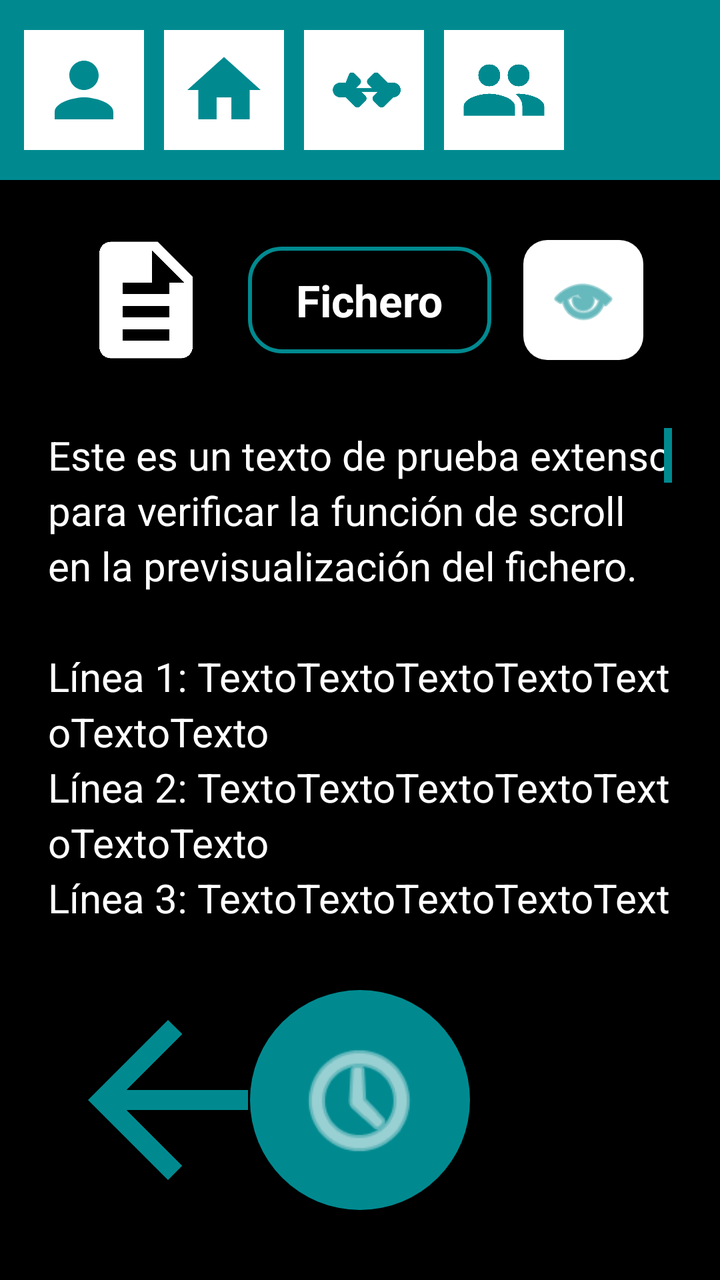
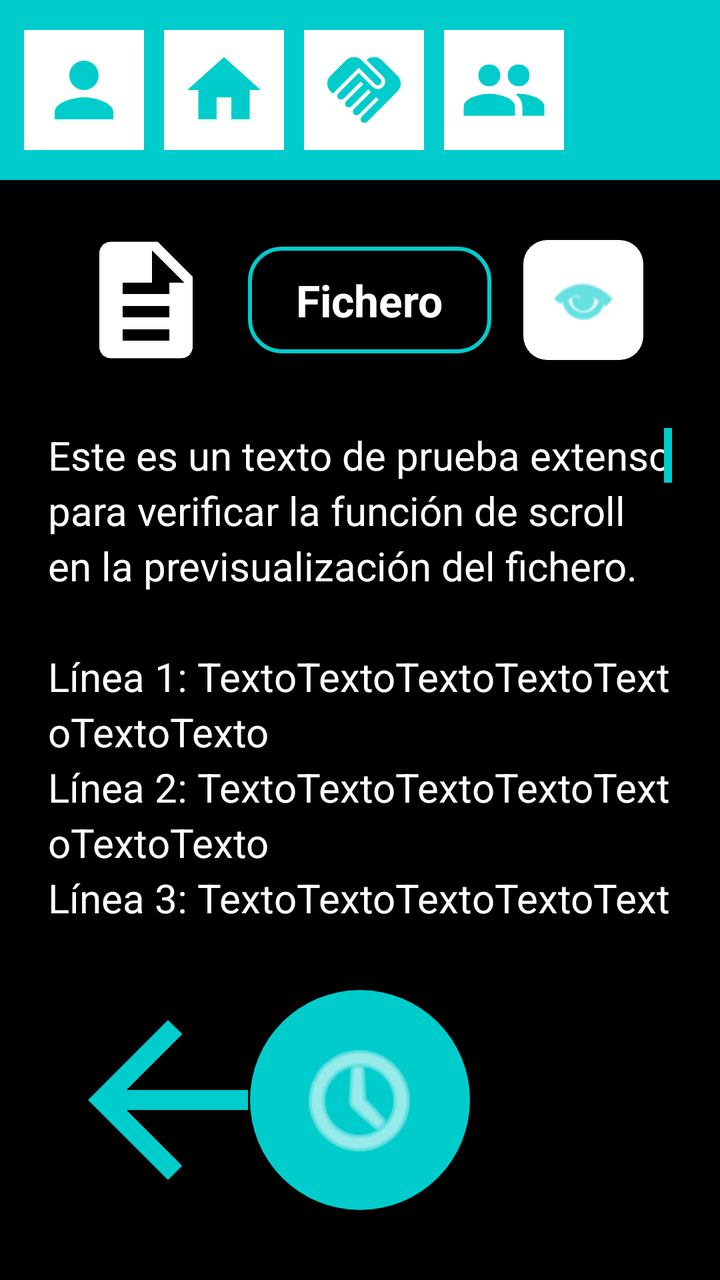

Two renders of the same Android screen: before a commit and after it. Below are the layout's source before the change and the commit's diff.
<!-- AndroidManifest.xml: application theme Theme.QuikFile -->
<!-- res/layout/activity_file_preview.xml -->
<?xml version="1.0" encoding="utf-8"?>
<androidx.constraintlayout.widget.ConstraintLayout xmlns:android="http://schemas.android.com/apk/res/android"
    xmlns:app="http://schemas.android.com/apk/res-auto"
    xmlns:tools="http://schemas.android.com/tools"
    android:layout_width="match_parent"
    android:layout_height="match_parent"
    android:background="@color/background_black"
    tools:context=".FilePreviewActivity">

    
    <LinearLayout
        android:id="@+id/topBar"
        android:layout_width="match_parent"
        android:layout_height="90dp"
        android:background="@color/blue_app"
        android:gravity="center_vertical"
        android:orientation="horizontal"
        android:paddingStart="12dp"
        android:paddingEnd="12dp"
        app:layout_constraintTop_toTopOf="parent">

        <ImageView
            android:id="@+id/btnSettingsTop"
            android:layout_width="60dp"
            android:layout_height="60dp"
            android:layout_marginEnd="10dp"
            android:background="@color/white"
            android:padding="8dp"
            android:src="@drawable/ic_person"
            app:tint="@color/blue_app" />

        <ImageView
            android:id="@+id/btnHomeTop"
            android:layout_width="60dp"
            android:layout_height="60dp"
            android:layout_marginEnd="10dp"
            android:background="@color/white"
            android:padding="8dp"
            android:src="@drawable/ic_home"
            app:tint="@color/blue_app" />

        <ImageView
            android:id="@+id/btnSharedTop"
            android:layout_width="60dp"
            android:layout_height="60dp"
            android:layout_marginEnd="10dp"
            android:background="@color/white"
            android:padding="8dp"
            android:src="@drawable/ic_handshake"
            app:tint="@color/blue_app" />

        <ImageView
            android:id="@+id/btnLoginTop"
            android:layout_width="60dp"
            android:layout_height="60dp"
            android:background="@color/white"
            android:padding="8dp"
            android:src="@drawable/ic_group"
            app:tint="@color/blue_app" />
    </LinearLayout>

    
    <LinearLayout
        android:id="@+id/headerContainer"
        android:layout_width="match_parent"
        android:layout_height="wrap_content"
        android:layout_marginTop="20dp"
        android:gravity="center"
        android:orientation="horizontal"
        android:paddingStart="24dp"
        android:paddingEnd="24dp"
        app:layout_constraintTop_toBottomOf="@id/topBar">

        <ImageView
            android:layout_width="70dp"
            android:layout_height="80dp"
            android:src="@drawable/ic_file"
            app:tint="@color/white" />

        <TextView
            android:id="@+id/tvFileName"
            android:layout_width="wrap_content"
            android:layout_height="wrap_content"
            android:layout_marginStart="16dp"
            android:background="@drawable/cancellation_box_border"
            android:paddingHorizontal="24dp"
            android:paddingVertical="12dp"
            android:text="Fichero"
            android:textColor="@color/white"
            android:textSize="22sp"
            android:textStyle="bold" />

        <ImageView
            android:layout_width="60dp"
            android:layout_height="60dp"
            android:layout_marginStart="16dp"
            android:background="@drawable/white_rounded_background"
            android:padding="12dp"
            android:src="@android:drawable/ic_menu_view"
            app:tint="@color/blue_app" />
    </LinearLayout>

    
    <ScrollView
        android:id="@+id/previewScroll"
        android:layout_width="match_parent"
        android:layout_height="0dp"
        android:layout_margin="24dp"
        android:scrollbars="vertical"
        android:fadeScrollbars="false"
        android:scrollbarThumbVertical="@color/blue_app"
        android:scrollbarSize="4dp"
        app:layout_constraintBottom_toTopOf="@id/bottomActions"
        app:layout_constraintTop_toBottomOf="@id/headerContainer">

        <TextView
            android:id="@+id/tvFileContent"
            android:layout_width="match_parent"
            android:layout_height="wrap_content"
            android:text="Este es un texto de prueba extenso para verificar la función de scroll en la previsualización del fichero.\n\nLínea 1: TextoTextoTextoTextoTextoTextoTexto\nLínea 2: TextoTextoTextoTextoTextoTextoTexto\nLínea 3: TextoTextoTextoTextoTextoTextoTexto\nLínea 4: TextoTextoTextoTextoTextoTextoTexto\nLínea 5: TextoTextoTextoTextoTextoTextoTexto\nLínea 6: TextoTextoTextoTextoTextoTextoTexto\nLínea 7: TextoTextoTextoTextoTextoTextoTexto\nLínea 8: TextoTextoTextoTextoTextoTextoTexto\nLínea 9: TextoTextoTextoTextoTextoTextoTexto\nLínea 10: TextoTextoTextoTextoTextoTextoTexto\nLínea 11: TextoTextoTextoTextoTextoTextoTexto\nLínea 12: TextoTextoTextoTextoTextoTextoTexto\nLínea 13: TextoTextoTextoTextoTextoTextoTexto\nLínea 14: TextoTextoTextoTextoTextoTextoTexto\nLínea 15: TextoTextoTextoTextoTextoTextoTexto\nLínea 16: TextoTextoTextoTextoTextoTextoTexto\nLínea 17: TextoTextoTextoTextoTextoTextoTexto\nLínea 18: TextoTextoTextoTextoTextoTextoTexto\nLínea 19: TextoTextoTextoTextoTextoTextoTexto\nLínea 20: TextoTextoTextoTextoTextoTextoTexto\nLínea 21: TextoTextoTextoTextoTextoTextoTexto\nLínea 22: TextoTextoTextoTextoTextoTextoTexto\nLínea 23: TextoTextoTextoTextoTextoTextoTexto\nLínea 24: TextoTextoTextoTextoTextoTextoTexto\nLínea 25: TextoTextoTextoTextoTextoTextoTexto\nLínea 26: TextoTextoTextoTextoTextoTextoTexto\nLínea 27: TextoTextoTextoTextoTextoTextoTexto\nLínea 28: TextoTextoTextoTextoTextoTextoTexto\nLínea 29: TextoTextoTextoTextoTextoTextoTexto\nLínea 30: TextoTextoTextoTextoTextoTextoTexto\nLínea 31: TextoTextoTextoTextoTextoTextoTexto\nLínea 32: TextoTextoTextoTextoTextoTextoTexto\nLínea 33: TextoTextoTextoTextoTextoTextoTexto\nLínea 34: TextoTextoTextoTextoTextoTextoTexto\nLínea 35: TextoTextoTextoTextoTextoTextoTexto\nLínea 36: TextoTextoTextoTextoTextoTextoTexto\nLínea 37: TextoTextoTextoTextoTextoTextoTexto\nLínea 38: TextoTextoTextoTextoTextoTextoTexto\nLínea 39: TextoTextoTextoTextoTextoTextoTexto\nLínea 40: Fin del documento de prueba."
            android:textColor="@color/white"
            android:textSize="20sp"
            android:lineSpacingExtra="4dp" />
    </ScrollView>

    
    <androidx.constraintlayout.widget.ConstraintLayout
        android:id="@+id/bottomActions"
        android:layout_width="match_parent"
        android:layout_height="wrap_content"
        android:layout_marginBottom="30dp"
        app:layout_constraintBottom_toBottomOf="parent">

        <ImageView
            android:id="@+id/btnBack"
            android:layout_width="120dp"
            android:layout_height="120dp"
            android:layout_marginStart="24dp"
            android:src="@drawable/ic_arrow_back"
            app:layout_constraintStart_toStartOf="parent"
            app:layout_constraintTop_toTopOf="parent"
            app:layout_constraintBottom_toBottomOf="parent"
            app:tint="@color/blue_app" />

        <ImageView
            android:id="@+id/btnHistory"
            android:layout_width="110dp"
            android:layout_height="110dp"
            android:background="@drawable/circle_cyan"
            android:padding="20dp"
            android:src="@android:drawable/ic_menu_recent_history"
            app:layout_constraintStart_toStartOf="parent"
            app:layout_constraintEnd_toEndOf="parent"
            app:layout_constraintTop_toTopOf="parent"
            app:layout_constraintBottom_toBottomOf="parent"
            app:tint="@color/white" />
    </androidx.constraintlayout.widget.ConstraintLayout>

</androidx.constraintlayout.widget.ConstraintLayout>
<!-- resources referenced by this layout -->
<resources>
  <color name="background_black">#000000</color>//si lo he puesto todo bien sobraria este
  <color name="blue_app">#008A90</color>
  <color name="white">#FFFFFFFF</color>
  <!-- drawable cancellation_box_border (drawable) -->
  <?xml version="1.0" encoding="utf-8"?>
  <shape xmlns:android="http://schemas.android.com/apk/res/android">
      <solid android:color="@android:color/transparent" />
      <stroke
          android:width="2dp"
          android:color="@color/blue_app" />
      <corners android:radius="16dp" />
  </shape>
  <!-- drawable circle_cyan (drawable) -->
  <?xml version="1.0" encoding="utf-8"?>
  <shape xmlns:android="http://schemas.android.com/apk/res/android"
      android:shape="oval">
      <solid android:color="@color/blue_app" />
  </shape>
  <!-- drawable ic_arrow_back (drawable) -->
  <vector xmlns:android="http://schemas.android.com/apk/res/android"
      android:width="24dp"
      android:height="24dp"
      android:viewportWidth="24"
      android:viewportHeight="24">
    <path
        android:fillColor="@color/black"
        android:pathData="M20,11H7.83l5.59,-5.59L12,4l-8,8 8,8 1.41,-1.41L7.83,13H20v-2z"/>
  </vector>
  <!-- drawable ic_file (drawable) -->
  <?xml version="1.0" encoding="utf-8"?>
  <vector xmlns:android="http://schemas.android.com/apk/res/android"
      android:width="24dp"
      android:height="24dp"
      android:viewportWidth="24"
      android:viewportHeight="24">
      <path
          android:fillColor="#FFFFFF"
          android:pathData="M14,2H6C4.9,2 4,2.9 4,4V20C4,21.1 4.9,22 6,22H18C19.1,22 20,21.1 20,20V8L14,2M13,9V3.5L18.5,9H13M16,19H8V17H16V19M16,15H8V13H16V15M16,11H8V9H16V11Z"/>
  </vector>
  <!-- drawable ic_handshake (drawable) -->
  <?xml version="1.0" encoding="utf-8"?>
  <vector xmlns:android="http://schemas.android.com/apk/res/android"
      android:width="24dp"
      android:height="24dp"
      android:viewportWidth="24"
      android:viewportHeight="24">
      <path
          android:fillColor="#000000"
          android:pathData="M22,12c0,-1.1 -0.9,-2 -2,-2h-1.5l-2.5,-2.5c-0.39,-0.39 -1.01,-0.39 -1.4,0l-1.5,1.5c-0.39,0.39 -0.39,1.01 0,1.4l1.1,1.1h-4.4l1.1,-1.1c0.39,-0.39 0.39,-1.01 0,-1.4l-1.5,-1.5c-0.39,-0.39 -1.01,-0.39 -1.4,0L7,10H5.5c-1.1,0 -2,0.9 -2,2s0.9,2 2,2h1.5l2.5,2.5c0.39,0.39 1.01,0.39 1.4,0l1.5,-1.5c0.39,-0.39 0.39,-1.01 0,-1.4l-1.1,-1.1h4.4l-1.1,1.1c-0.39,0.39 -0.39,1.01 0,1.4l1.5,1.5c0.39,0.39 1.01,0.39 1.4,0l2.5,-2.5H20c1.1,0 2,-0.9 2,-2z"/>
  </vector>
  <!-- drawable ic_home (drawable) -->
  <?xml version="1.0" encoding="utf-8"?>
  <vector xmlns:android="http://schemas.android.com/apk/res/android"
      android:width="24dp"
      android:height="24dp"
      android:viewportWidth="24"
      android:viewportHeight="24">
      <path
          android:fillColor="#000000"
          android:pathData="M10,20V14H14V20H19V12H22L12,3L2,12H5V20H10Z"/>
  </vector>
  <!-- drawable ic_person (drawable) -->
  <?xml version="1.0" encoding="utf-8"?>
  <vector xmlns:android="http://schemas.android.com/apk/res/android"
      android:width="24dp"
      android:height="24dp"
      android:viewportWidth="24"
      android:viewportHeight="24">
      <path
          android:fillColor="#000000"
          android:pathData="M12,12c2.21,0 4,-1.79 4,-4s-1.79,-4 -4,-4 -4,1.79 -4,4 1.79,4 4,4zM12,14c-2.67,0 -8,1.34 -8,4v2h16v-2c0,-2.66 -5.33,-4 -8,-4z"/>
  </vector>
  <!-- drawable white_rounded_background (drawable) -->
  <?xml version="1.0" encoding="utf-8"?>
  <shape xmlns:android="http://schemas.android.com/apk/res/android">
      <solid android:color="@color/white" />
      <corners android:radius="12dp" />
  </shape>
  <style name="Theme.QuikFile" parent="Base.Theme.QuikFile" />
  <color name="black">#FF000000</color>
  <style name="Base.Theme.QuikFile" parent="Theme.Material3.DayNight.NoActionBar">
          
          
      </style>
  <!-- unchanged entries left out for length: 1 -->
</resources>

<!-- the commit's change to res/layout/activity_file_preview.xml (unified diff, before → after) -->
@@ -4,7 +4,7 @@
     xmlns:tools="http://schemas.android.com/tools"
     android:layout_width="match_parent"
     android:layout_height="match_parent"
-    android:background="@color/background_black"
+    android:background="@color/black"
     tools:context=".FilePreviewActivity">
 
     
<!-- resource entries referenced after the edit -->
@@ -1,7 +1,6 @@
 <!-- resources referenced by this layout -->
 <resources>
-  <color name="background_black">#000000</color>//si lo he puesto todo bien sobraria este
-  <color name="blue_app">#008A90</color>
+  <color name="blue_app">#00CCCC</color>
   <color name="white">#FFFFFFFF</color>
   <!-- drawable cancellation_box_border (drawable) -->
   <?xml version="1.0" encoding="utf-8"?>
@@ -40,15 +39,10 @@
           android:pathData="M14,2H6C4.9,2 4,2.9 4,4V20C4,21.1 4.9,22 6,22H18C19.1,22 20,21.1 20,20V8L14,2M13,9V3.5L18.5,9H13M16,19H8V17H16V19M16,15H8V13H16V15M16,11H8V9H16V11Z"/>
   </vector>
   <!-- drawable ic_handshake (drawable) -->
-  <?xml version="1.0" encoding="utf-8"?>
-  <vector xmlns:android="http://schemas.android.com/apk/res/android"
-      android:width="24dp"
-      android:height="24dp"
-      android:viewportWidth="24"
-      android:viewportHeight="24">
-      <path
-          android:fillColor="#000000"
-          android:pathData="M22,12c0,-1.1 -0.9,-2 -2,-2h-1.5l-2.5,-2.5c-0.39,-0.39 -1.01,-0.39 -1.4,0l-1.5,1.5c-0.39,0.39 -0.39,1.01 0,1.4l1.1,1.1h-4.4l1.1,-1.1c0.39,-0.39 0.39,-1.01 0,-1.4l-1.5,-1.5c-0.39,-0.39 -1.01,-0.39 -1.4,0L7,10H5.5c-1.1,0 -2,0.9 -2,2s0.9,2 2,2h1.5l2.5,2.5c0.39,0.39 1.01,0.39 1.4,0l1.5,-1.5c0.39,-0.39 0.39,-1.01 0,-1.4l-1.1,-1.1h4.4l-1.1,1.1c-0.39,0.39 -0.39,1.01 0,1.4l1.5,1.5c0.39,0.39 1.01,0.39 1.4,0l2.5,-2.5H20c1.1,0 2,-0.9 2,-2z"/>
+  <vector xmlns:android="http://schemas.android.com/apk/res/android" android:height="24dp" android:tint="@color/blue_app" android:viewportHeight="24" android:viewportWidth="24" android:width="24dp">
+  
+      <path android:fillColor="@android:color/white" android:pathData="M16.48,10.41c-0.39,0.39 -1.04,0.39 -1.43,0l-4.47,-4.46l-7.05,7.04l-0.66,-0.63c-1.17,-1.17 -1.17,-3.07 0,-4.24l4.24,-4.24c1.17,-1.17 3.07,-1.17 4.24,0L16.48,9C16.87,9.39 16.87,10.02 16.48,10.41zM17.18,8.29c0.78,0.78 0.78,2.05 0,2.83c-1.27,1.27 -2.61,0.22 -2.83,0l-3.76,-3.76l-5.57,5.57c-0.39,0.39 -0.39,1.02 0,1.41c0.39,0.39 1.02,0.39 1.42,0l4.62,-4.62l0.71,0.71l-4.62,4.62c-0.39,0.39 -0.39,1.02 0,1.41c0.39,0.39 1.02,0.39 1.42,0l4.62,-4.62l0.71,0.71l-4.62,4.62c-0.39,0.39 -0.39,1.02 0,1.41c0.39,0.39 1.02,0.39 1.41,0l4.62,-4.62l0.71,0.71l-4.62,4.62c-0.39,0.39 -0.39,1.02 0,1.41c0.39,0.39 1.02,0.39 1.41,0l8.32,-8.34c1.17,-1.17 1.17,-3.07 0,-4.24l-4.24,-4.24c-1.15,-1.15 -3.01,-1.17 -4.18,-0.06L17.18,8.29z"/>
+  
   </vector>
   <!-- drawable ic_home (drawable) -->
   <?xml version="1.0" encoding="utf-8"?>
